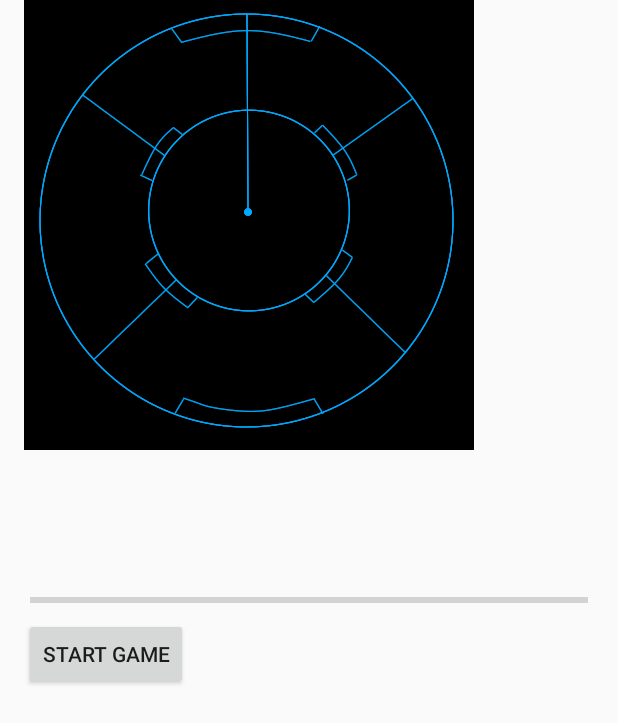
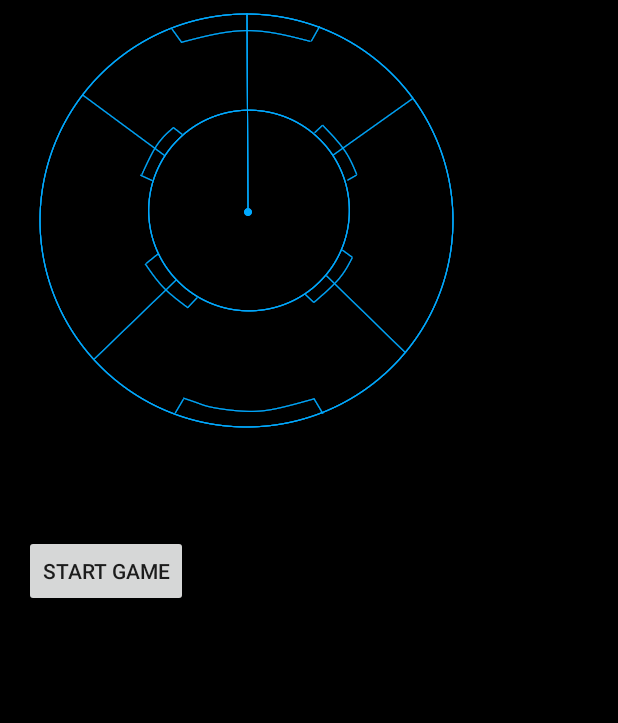
Before and after one commit to alnye655321/AliensHideNSeek, an Android app: the GameEngineActivity screen opened directly, with no data from a screen before it, on a phone screen of 412 x 824 dp. Shown: the top 723 px of the screen. Run offline under Robolectric (Android 15) with nearby library versions, the phone set to English and light mode, and no system bars; our stand-ins replace Volley; network calls fail.

Commit message:
set black background color, hid extra GPS data, just showing target distance

```diff
--- a/app/src/main/java/info/androidhive/AliensHideNSeek/GameEngineActivity.java
+++ b/app/src/main/java/info/androidhive/AliensHideNSeek/GameEngineActivity.java
@@ -140,6 +140,7 @@
      */
     protected String mLastUpdateTime;
 //end location settings-----------------------------------------------------------------------------
+
 
     //private String TAG = JsonRequestActivity.class.getSimpleName();
     private String TAG = "tagger";
@@ -372,8 +373,8 @@
                 mCurrentLocation.getLongitude()));
         mLastUpdateTimeTextView.setText(String.format("%s: %s", mLastUpdateTimeLabel,
                 mLastUpdateTime));
-        distanceTextView.setText(String.format("%s: %f", distanceLabel,
-                distance));
+        distanceTextView.setText(String.format("%.2f %s", distance,
+                distanceLabel));
 
 //        String playaName = player1.getName();
 //        Log.i(TAG, playaName);
--- a/app/src/main/res/layout/activity_game_engine.xml
+++ b/app/src/main/res/layout/activity_game_engine.xml
@@ -7,7 +7,7 @@
 android:layout_height="match_parent"
 android:paddingLeft="16dp"
 android:paddingRight="16dp"
-
+android:background="@android:color/black"
 android:orientation="vertical"
 tools:context="info.androidhive.AliensHideNSeek.GameEngineActivity">
 
@@ -18,7 +18,14 @@
         android:layout_centerInParent="true"
         android:adjustViewBounds="true" />
 
-
+    <TextView
+        android:id="@+id/distance_text"
+        android:layout_width="wrap_content"
+        android:layout_height="wrap_content"
+        android:layout_gravity="center_horizontal"
+        android:textColor="#ff0000"
+        android:background="#6E9ADB"
+        android:textSize="@dimen/large_text_size" />
 
     <TextView
         android:id="@+id/latitude_text"
@@ -26,7 +33,8 @@
         android:layout_height="wrap_content"
         android:layout_marginLeft="@dimen/small_margin"
         android:layout_marginStart="@dimen/small_margin"
-        android:textSize="@dimen/default_text_size" />
+        android:textSize="@dimen/default_text_size"
+        android:visibility="gone"/>
 
     <TextView
         android:id="@+id/longitude_text"
@@ -34,7 +42,8 @@
         android:layout_height="wrap_content"
         android:layout_marginLeft="@dimen/small_margin"
         android:layout_marginStart="@dimen/small_margin"
-        android:textSize="@dimen/default_text_size" />
+        android:textSize="@dimen/default_text_size"
+        android:visibility="gone"/>
 
     <TextView
         android:id="@+id/last_update_time_text"
@@ -42,15 +51,10 @@
         android:layout_height="wrap_content"
         android:layout_marginLeft="@dimen/small_margin"
         android:layout_marginStart="@dimen/small_margin"
-        android:textSize="@dimen/default_text_size" />
+        android:textSize="@dimen/default_text_size"
+        android:visibility="gone"/>
 
-    <TextView
-        android:id="@+id/distance_text"
-        android:layout_width="wrap_content"
-        android:layout_height="wrap_content"
-        android:layout_marginLeft="@dimen/small_margin"
-        android:layout_marginStart="@dimen/small_margin"
-        android:textSize="@dimen/default_text_size" />
+
 
 
     <ProgressBar
--- a/app/src/main/res/values/dimens.xml
+++ b/app/src/main/res/values/dimens.xml
@@ -4,6 +4,7 @@
     <dimen name="activity_vertical_margin">16dp</dimen>
 
     <dimen name="default_text_size">16sp</dimen>
+    <dimen name="large_text_size">24sp</dimen>
     <dimen name="ui_group_top_margin">24dp</dimen>
 
     <dimen name="small_margin">10dp</dimen>
--- a/app/src/main/res/values/strings.xml
+++ b/app/src/main/res/values/strings.xml
@@ -25,7 +25,7 @@
     <string name="latitude_label">Latitude</string>
     <string name="longitude_label">Longitude</string>
     <string name="last_update_time_label">Last location update time</string>
-    <string name="distance_label">Taget Distance(m)</string>
+    <string name="distance_label">m</string>
 
     <string name="start_updates">Start updates</string>
     <string name="stop_updates">Stop updates</string>
```
